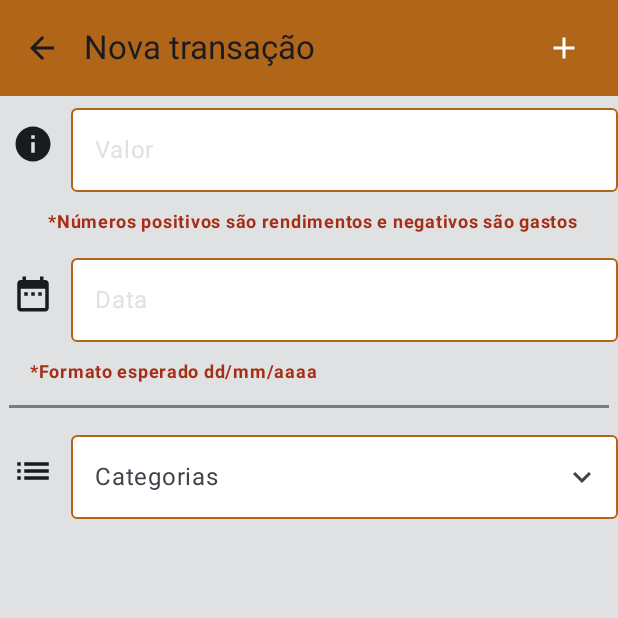
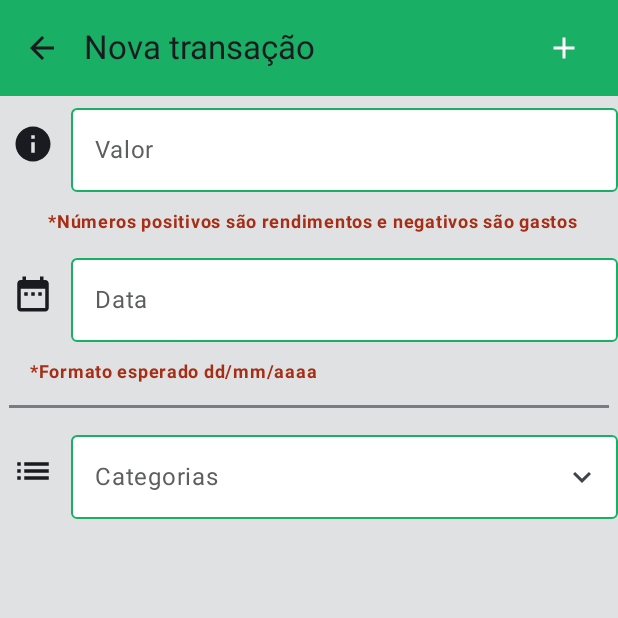
Before and after one commit to laffayatte/app-gerencia-de-financas-pessoais, an Android app built with Jetpack Compose: the composable InvokesScreen shown on its own in the app's theme, on a phone screen of 412 x 824 dp, the top half of it. Run offline under Robolectric (Android 15) with nearby library versions, the light colour scheme and no system bars.

Commit message:
remove PieChart and change some colors

```diff
--- a/app/build.gradle.kts
+++ b/app/build.gradle.kts
@@ -6,12 +6,12 @@ plugins {
 
 android {
     namespace = "ufam.projetodeprogramas.gerenciapessoal"
-    compileSdk = 33
+    compileSdk = 34
 
     defaultConfig {
         applicationId = "ufam.projetodeprogramas.gerenciapessoal"
         minSdk = 28
-        targetSdk = 33
+        targetSdk = 34
         versionCode = 1
         versionName = "1.0"
 
@@ -52,6 +52,7 @@ android {
 }
 
 dependencies {
+    implementation("androidx.compose.ui:ui-graphics-android:1.5.4")
     val roomVersion = "2.5.0"
 
     implementation("androidx.room:room-runtime:$roomVersion")
--- /dev/null
+++ b/app/src/main/java/ufam/projetodeprogramas/gerenciapessoal/components/BlockOfCategoriesByExpenses.kt
@@ -0,0 +1,62 @@
+package ufam.projetodeprogramas.gerenciapessoal.components
+
+import android.util.Log
+import androidx.compose.foundation.background
+import androidx.compose.foundation.layout.Arrangement
+import androidx.compose.foundation.layout.Box
+import androidx.compose.foundation.layout.Column
+import androidx.compose.foundation.layout.Spacer
+import androidx.compose.foundation.layout.fillMaxSize
+import androidx.compose.foundation.layout.fillMaxWidth
+import androidx.compose.foundation.layout.height
+import androidx.compose.foundation.layout.padding
+import androidx.compose.foundation.layout.size
+import androidx.compose.foundation.shape.RoundedCornerShape
+import androidx.compose.material3.Text
+import androidx.compose.runtime.Composable
+import androidx.compose.ui.Modifier
+import androidx.compose.ui.draw.shadow
+import androidx.compose.ui.graphics.Color
+import androidx.compose.ui.res.colorResource
+import androidx.compose.ui.text.font.FontWeight
+import androidx.compose.ui.unit.dp
+import ufam.projetodeprogramas.gerenciapessoal.R
+import ufam.projetodeprogramas.gerenciapessoal.dataclasses.InvoicesState
+
+@Composable
+fun BlockOfCategoriesByExpenses(
+    invoicesState: InvoicesState
+){
+    Box(
+        modifier = Modifier
+            .fillMaxWidth()
+            .height(280.dp)
+            .shadow(
+                elevation = 2.dp,
+                shape = RoundedCornerShape(8.dp)
+            )
+            .background(Color.White, RoundedCornerShape(8.dp))
+            .padding(16.dp)
+    ) {
+        Column (
+            modifier = Modifier.fillMaxSize(),
+            verticalArrangement = Arrangement.Top
+        ){
+            Text(text = "Despesas por categoria", fontWeight = FontWeight.Bold, color = colorResource(id = R.color.black))
+
+            Spacer(modifier = Modifier.size(15.dp))
+
+            Box(
+                modifier = Modifier.padding(start = 35.dp, top = 10.dp)
+            ){
+                PieChart(
+                    data = mapOf(
+                        Pair("Sample-1", 150),
+                        Pair("Sample-2", 120),
+                        Pair("Sample-3", 110),
+                    )
+                )
+            }
+        }
+    }
+}
--- a/app/src/main/java/ufam/projetodeprogramas/gerenciapessoal/components/DropDownTextField.kt
+++ b/app/src/main/java/ufam/projetodeprogramas/gerenciapessoal/components/DropDownTextField.kt
@@ -66,18 +66,18 @@ fun DropDownMenu(
                 .onGloballyPositioned { coordinates ->
                     textfieldSize = coordinates.size.toSize()
                 },
-            label = {Text("Categorias")},
+            label = {Text("Categorias", color= colorResource(id = R.color.darker_gray))},
             trailingIcon = {
                 Icon(icon,"contentDescription",
                     Modifier.clickable { expanded = !expanded })
             },
             colors = TextFieldDefaults.textFieldColors(
                 containerColor = colorResource(id = R.color.white),
-                focusedIndicatorColor = colorResource(id = R.color.orange),
-                unfocusedIndicatorColor = colorResource(id = R.color.orange),
-                cursorColor = colorResource(id = R.color.orange),
-                textColor = colorResource(id = R.color.orange),
-                placeholderColor = colorResource(id = R.color.orange),
+                focusedIndicatorColor = colorResource(id = R.color.green_light),
+                unfocusedIndicatorColor = colorResource(id = R.color.green_light),
+                cursorColor = colorResource(id = R.color.green_light),
+                textColor = colorResource(id = R.color.green_light),
+                placeholderColor = colorResource(id = R.color.green_light),
             )
         )
         DropdownMenu(
--- a/app/src/main/java/ufam/projetodeprogramas/gerenciapessoal/dataclasses/InvoicesState.kt
+++ b/app/src/main/java/ufam/projetodeprogramas/gerenciapessoal/dataclasses/InvoicesState.kt
@@ -2,7 +2,7 @@ package ufam.projetodeprogramas.gerenciapessoal.dataclasses
 
 import ufam.projetodeprogramas.gerenciapessoal.viewmodels.SortedType
 
-data class InvoicesState (
+data class InvoicesState(
     val invoiceString: String = "",
     val invoice: Float = 0.0f,
     val incomes: Float = 0.0f,
--- a/app/src/main/java/ufam/projetodeprogramas/gerenciapessoal/interfaces/InvoicesDAO.kt
+++ b/app/src/main/java/ufam/projetodeprogramas/gerenciapessoal/interfaces/InvoicesDAO.kt
@@ -3,6 +3,7 @@ package ufam.projetodeprogramas.gerenciapessoal.interfaces
 import androidx.room.Dao
 import androidx.room.Insert
 import androidx.room.Query
+import ufam.projetodeprogramas.gerenciapessoal.dataclasses.Categories
 import ufam.projetodeprogramas.gerenciapessoal.dataclasses.Invoices
 
 @Dao
@@ -27,4 +28,5 @@ interface InvoicesDAO {
 
     @Query("SELECT COUNT(Invoices.invoice)  FROM Invoices WHERE category = :category")
     fun getQuantityOfExpensesByCategory(category: String): Int
+
 }
--- a/app/src/main/java/ufam/projetodeprogramas/gerenciapessoal/screens/InvokesScreen.kt
+++ b/app/src/main/java/ufam/projetodeprogramas/gerenciapessoal/screens/InvokesScreen.kt
@@ -31,6 +31,7 @@ import androidx.compose.runtime.remember
 import androidx.compose.ui.Alignment
 import androidx.compose.ui.ExperimentalComposeUiApi
 import androidx.compose.ui.Modifier
+import androidx.compose.ui.graphics.Color
 import androidx.compose.ui.platform.LocalFocusManager
 import androidx.compose.ui.platform.LocalSoftwareKeyboardController
 import androidx.compose.ui.res.colorResource
@@ -77,7 +78,6 @@ fun InvokesScreen(
             )
         )
     }
-
     Scaffold(
         containerColor = colorResource(id = R.color.gray),
         topBar = {
@@ -91,7 +91,7 @@ fun InvokesScreen(
                         )
                     }
                 },
-                colors = TopAppBarDefaults.smallTopAppBarColors(containerColor = colorResource(id = R.color.orange)),
+                colors = TopAppBarDefaults.smallTopAppBarColors(containerColor = colorResource(id = R.color.green_light)),
                 actions = {
                     IconButton(
                         onClick = {onInvokeEvent(InvoicesEvent.saveInvoice); navController.popBackStack()},
@@ -141,16 +141,16 @@ fun InvokesScreen(
                         },
                         maxLines = 1,
                         label = {
-                            Text(text = "Valor", color = colorResource(id = R.color.gray))
+                            Text(text = "Valor", color = colorResource(id = R.color.darker_gray))
                         },
                         modifier = Modifier.fillMaxWidth(),
                         colors = TextFieldDefaults.textFieldColors(
                             containerColor = colorResource(id = R.color.white),
-                            focusedIndicatorColor = colorResource(id = R.color.orange),
-                            unfocusedIndicatorColor = colorResource(id = R.color.orange),
-                            cursorColor = colorResource(id = R.color.orange),
-                            textColor = colorResource(id = R.color.orange),
-                            placeholderColor = colorResource(id = R.color.orange),
+                            focusedIndicatorColor = colorResource(id = R.color.green_light),
+                            unfocusedIndicatorColor = colorResource(id = R.color.green_light),
+                            cursorColor = colorResource(id = R.color.green_light),
+                            textColor = colorResource(id = R.color.green_light),
+                            placeholderColor = colorResource(id = R.color.green_light),
                         ),
                         keyboardOptions = KeyboardOptions(keyboardType = KeyboardType.Text, imeAction = ImeAction.Done),
                         keyboardActions = KeyboardActions(onDone = {focusManager.clearFocus(); keybordController?.hide()})
@@ -192,17 +192,17 @@ fun InvokesScreen(
                             onInvokeEvent(InvoicesEvent.setDate(it.text))
                         },
                         label = {
-                            Text(text = "Data", color = colorResource(id = R.color.gray))
+                            Text(text = "Data", color = colorResource(id = R.color.darker_gray))
                         },
                         maxLines = 1,
                         modifier = Modifier.fillMaxWidth(),
                         colors = TextFieldDefaults.textFieldColors(
                             containerColor = colorResource(id = R.color.white),
-                            focusedIndicatorColor = colorResource(id = R.color.orange),
-                            unfocusedIndicatorColor = colorResource(id = R.color.orange),
-                            cursorColor = colorResource(id = R.color.orange),
-                            textColor = colorResource(id = R.color.orange),
-                            placeholderColor = colorResource(id = R.color.orange),
+                            focusedIndicatorColor = colorResource(id = R.color.green_light),
+                            unfocusedIndicatorColor = colorResource(id = R.color.green_light),
+                            cursorColor = colorResource(id = R.color.green_light),
+                            textColor = colorResource(id = R.color.green_light),
+                            placeholderColor = colorResource(id = R.color.green_light),
                         ),
                         keyboardOptions = KeyboardOptions(keyboardType = KeyboardType.Text, imeAction = ImeAction.Done),
                         keyboardActions = KeyboardActions(onDone = {focusManager.clearFocus(); keybordController?.hide()})
--- a/app/src/main/java/ufam/projetodeprogramas/gerenciapessoal/screens/SummaryScreen.kt
+++ b/app/src/main/java/ufam/projetodeprogramas/gerenciapessoal/screens/SummaryScreen.kt
@@ -1,5 +1,6 @@
 package ufam.projetodeprogramas.gerenciapessoal.screens
 
+import android.util.Log
 import androidx.compose.foundation.background
 import androidx.compose.foundation.layout.Arrangement
 import androidx.compose.foundation.layout.Box
@@ -412,39 +413,7 @@ fun SummaryScreen(
 
                         Spacer(modifier = Modifier.padding(8.dp))
                         // Terceiro bloco
-                        Box(
-                            modifier = Modifier
-                                .fillMaxWidth()
-                                .height(280.dp)
-                                .shadow(
-                                    elevation = 2.dp,
-                                    shape = RoundedCornerShape(8.dp)
-                                )
-                                .background(Color.White, RoundedCornerShape(8.dp))
-                                .padding(16.dp)
 
-                        ) {
-                            Column (
-                                modifier = Modifier.fillMaxSize(),
-                                verticalArrangement = Arrangement.Top
-                            ){
-                                Text(text = "Despesas por categoria", fontWeight = FontWeight.Bold, color = colorResource(id = R.color.black))
-
-                                Spacer(modifier = Modifier.size(15.dp))
-
-                                Box(
-                                    modifier = Modifier.padding(start = 35.dp, top = 10.dp)
-                                ){
-                                    PieChart(
-                                        data = mapOf(
-                                            Pair("Sample-1", 150),
-                                            Pair("Sample-2", 120),
-                                            Pair("Sample-3", 110),
-                                        )
-                                    )
-                                }
-                            }
-                        }
                     }
                 }
             }
--- a/app/src/main/res/values/colors.xml
+++ b/app/src/main/res/values/colors.xml
@@ -13,4 +13,6 @@
     <color name="red">#A62E16</color>
     <color name="dark_gray">#737373</color>
     <color name="orange">#B06519</color>
+    <color name="green_light">#19AF64</color>
+    <color name="darker_gray">#5C5F5E</color>
 </resources>
```
Also changed, not shown: app/src/main/java/ufam/projetodeprogramas/gerenciapessoal/viewmodels/InvoicesViewModel.kt (+1 -10 lines).
